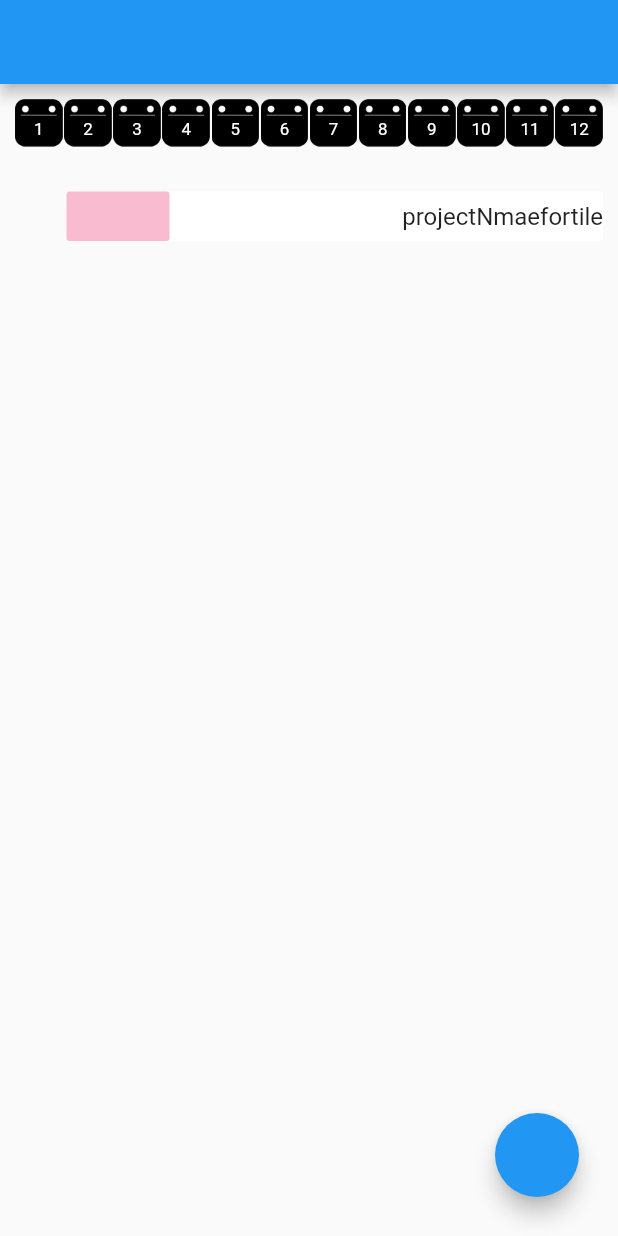
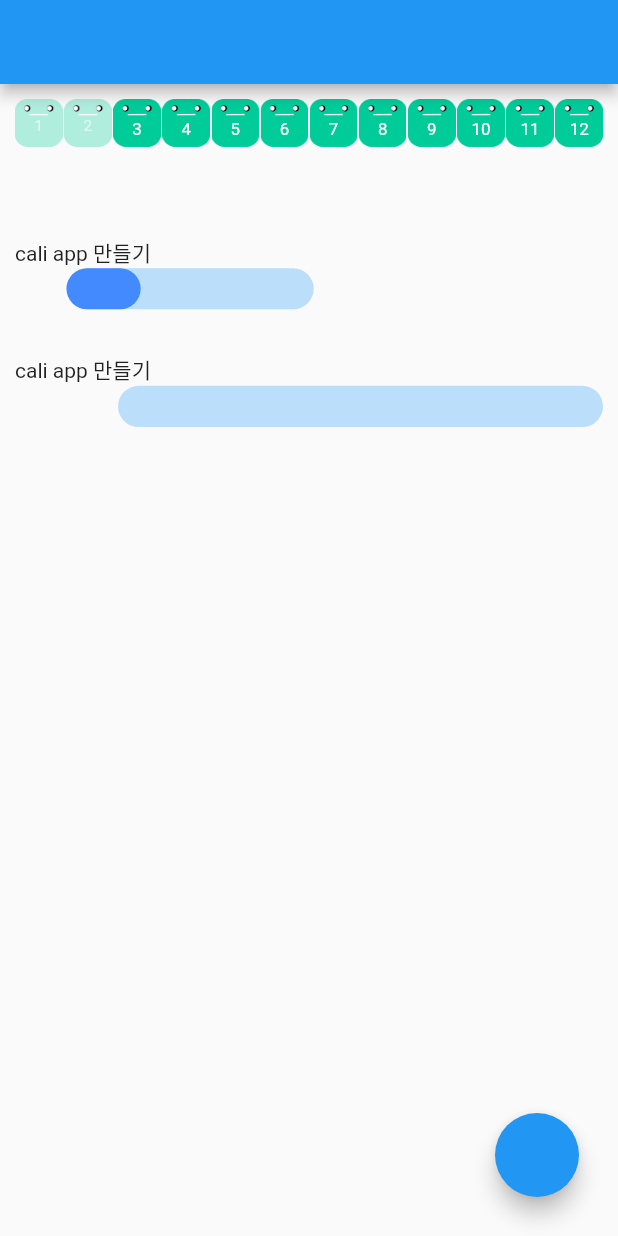
Before and after one commit to paulinehyper/yearmap, a Flutter app: the screen it shows after launch, on a phone screen of 412 x 824 dp. Run offline on Flutter 3.47's test engine with Material 2 defaults, Android fonts, the phone set to English and light mode, and no system bars; our stand-ins replace cloud_firestore, firebase_auth, firebase_core, google_sign_in, sign_in_with_apple; missing offline and left inert: flutter_facebook_login; accounts and stored records are empty.

Commit message:
_calendar images and project bar chart

```diff
--- /dev/null
+++ b/lib/model/project_info.dart
@@ -0,0 +1,23 @@
+class ProjectInfo {
+  final int startyear;
+  final int startmonth;
+  final int startday;
+
+  final int endyear;
+  final int endmonth;
+  final int endday;
+
+  final int duration;
+
+  final String projectname;
+
+  ProjectInfo.fromMap(Map<String, dynamic> map)
+      : startyear = map['startyear'],
+        startmonth = map['startmonth'],
+        startday = map['startday'],
+        endyear = map['endyear'],
+        endmonth = map['endmonth'],
+        endday = map['endday'],
+        projectname = map['projectname'],
+        duration = map['endmonth'] - map['startmonth'];
+}
--- a/lib/screen/test.dart
+++ b/lib/screen/test.dart
@@ -1,10 +1,12 @@
 import 'dart:math';
 
 import 'package:flutter/material.dart';
-import 'package:yearmap/widget/calendar_headar.dart';
-import 'package:yearmap/widget/main_bartile.dart';
+import 'package:yearmap/model/project_info.dart';
+import 'file:///Users/paulinekoh/workspace/yearmap/test/calendar_headar.dart';
+import 'file:///Users/paulinekoh/workspace/yearmap/test/main_bartile.dart';
 import 'package:yearmap/widget/main_deco.dart';
-import 'package:yearmap/widget/yearbartile.dart';
+import 'package:yearmap/widget/project_bar.dart';
+import 'file:///Users/paulinekoh/workspace/yearmap/test/yearbartile.dart';
 
 class Test extends StatefulWidget {
   @override
@@ -14,9 +16,51 @@ class Test extends StatefulWidget {
 class _TestState extends State<Test> {
   Color _color = Colors.black;
   bool _visible = true;
-  double projectduration = 2.0;
-  double _startdate;
-  double _enddate;
+  double projectduration = 2.0; //input 변수..나중에 설정하자 db만들고!
+  String projectname;
+  int _startday;
+  int _startyear;
+  int _startmonth;
+  int _endyear;
+  int _endmonth;
+  int _endday;
+  int _duration;
+
+  DateTime _dateTime;
+  int _yearNow;
+  int _monthNow;
+  int _dayNow;
+
+  List<ProjectInfo> _projectInfo = [
+    ProjectInfo.fromMap({
+      'projectname': 'cali app 만들기',
+      'startyear': 2021,
+      'startmonth': 2,
+      'startday': 28,
+      'endyear': 2021,
+      'endmonth': 6,
+      'endday': 30,
+    }),
+    ProjectInfo.fromMap({
+      'projectname': 'cali app 만들기',
+      'startyear': 2021,
+      'startmonth': 3,
+      'startday': 28,
+      'endyear': 2021,
+      'endmonth': 12,
+      'endday': 30,
+    })
+  ];
+
+  @override
+  void initState() {
+    // TODO: implement initState
+    super.initState();
+    // _dateTime = DateTime.now();
+    // _monthNow = _dateTime.month;
+    // _dayNow = _dateTime.day;
+    // _yearNow = _dateTime.year;
+  }
 
   @override
   Widget build(BuildContext context) {
@@ -30,58 +74,24 @@ class _TestState extends State<Test> {
           });
         }),
         body: Column(
-          mainAxisAlignment: MainAxisAlignment.start,
-          crossAxisAlignment: CrossAxisAlignment.start,
+          //mainAxisAlignment: MainAxisAlignment.start,
+          crossAxisAlignment: CrossAxisAlignment.start, //이걸 없애면 컬럼이 중앙정렬. 조심.
           children: [
-            MainDeco(),
+            MainDeco(), //calendars row
             SizedBox(
               height: 30,
             ),
-            _projectTile(context, projectduration, 'projectNmaefortile'),
+
+            ProjectBar(
+              projectInfo: _projectInfo,
+            ),
           ],
         )
-        //MainDeco(), YearBarTile()
 
-        /*
-      Stack(
-        children: [
-          Positioned(
-            child: MainDeco(),
-            top: 10,
-            left: 10,
-          ),
-          Positioned(
-            child: YearBarTile(),
-            top: 100,
-            left: 10 + MediaQuery.of(context).size.width / 13 * 10,
-          )
-        ],
-      ),
-*/
-        // YearBarTile()
-
-        /*
-        Column(
-          //mainAxisSize: MainAxisSize.max,
-          crossAxisAlignment: CrossAxisAlignment.start,
-          mainAxisAlignment: MainAxisAlignment.start,
-          children: [
-            SizedBox(
-              height: 100,
-            ),
-            MainDeco(),
-            SizedBox(
-              height: 30,
-            ),
-            // ignore: missing_required_param
-            YearBarTile()
-          ],
-        )*/
-        // calendarHeader(),
         //stack position의 경우, 위젯을 덮어씌우면 위치를 잃어버리기 떄문에 에러!!
         );
   }
-
+/*
   Stack _projectTile(
       BuildContext context, double duration, String projectName) {
     return Stack(
@@ -96,6 +106,7 @@ class _TestState extends State<Test> {
     );
   }
 
+
   Stack _mainTile(BuildContext context, double duration) {
     double _duration = duration;
     return Stack(
@@ -107,7 +118,8 @@ class _TestState extends State<Test> {
           height: MediaQuery.of(context).size.height / 25,
           //color: Colors.amber,
           decoration: BoxDecoration(
-              color: Colors.white, borderRadius: BorderRadius.circular(2.0)),
+              color: Colors.grey[200],
+              borderRadius: BorderRadius.circular(2.0)),
           duration: Duration(milliseconds: 1000),
           curve: Curves.fastOutSlowIn,
         ),
@@ -118,12 +130,12 @@ class _TestState extends State<Test> {
           height: MediaQuery.of(context).size.height / 25,
           //color: Colors.amber,
           decoration: BoxDecoration(
-              color: Colors.pink[100],
+              color: Colors.green[100],
               borderRadius: BorderRadius.circular(2.0)),
           duration: Duration(milliseconds: 1000),
           curve: Curves.fastOutSlowIn,
         ),
       ],
     );
-  }
+  }*/
 }
--- a/lib/widget/main_deco.dart
+++ b/lib/widget/main_deco.dart
@@ -1,12 +1,18 @@
 import 'package:flutter/material.dart';
-import 'package:yearmap/widget/yearbartile.dart';
+import 'file:///Users/paulinekoh/workspace/yearmap/test/yearbartile.dart';
 
 //2021.02.23
 class MainDeco extends StatelessWidget {
   @override
   Widget build(BuildContext context) {
     double _calendariconWidth = MediaQuery.of(context).size.width / 13;
+    double _fromNowCalendarWidth = _calendariconWidth;
+    double _pastCalendarWidth = _fromNowCalendarWidth * 1.0;
+
     double _fontSize = _calendariconWidth / 2.8;
+
+    DateTime _nowDateTime = DateTime.now();
+    int _monthNow = _nowDateTime.month;
 
     return Stack(
       children: [
@@ -18,14 +24,22 @@ class MainDeco extends StatelessWidget {
                 Stack(
                   alignment: Alignment.topCenter,
                   children: [
-                    Image.asset(
-                      'assets/images/cals.png',
-                      width: _calendariconWidth,
-                    ),
+                    _monthNow <= (i + 1)
+                        ? Image.asset(
+                            'assets/images/cali.png',
+                            fit: BoxFit.contain,
+                            width: _fromNowCalendarWidth,
+                          )
+                        : Image.asset(
+                            'assets/images/unselectedcali.png',
+                            width: _pastCalendarWidth,
+                          ),
                     Text(
                       '\n${i + 1}',
-                      style:
-                          TextStyle(color: Colors.white, fontSize: _fontSize),
+                      style: _monthNow > (i + 1)
+                          ? TextStyle(
+                              color: Colors.white54, fontSize: _fontSize * 0.9)
+                          : TextStyle(color: Colors.white, fontSize: _fontSize),
                     ),
                   ],
                 )
@@ -38,29 +52,6 @@ class MainDeco extends StatelessWidget {
           left: 100 + MediaQuery.of(context).size.width / 13 * 10,
         )
       ],
-    )
-
-        /*
-        Positioned(
-          child: AnimatedContainer(
-            width: (MediaQuery.of(context).size.width) / 12 * 4,
-            height: MediaQuery.of(context).size.height / 25,
-            //color: Colors.amber,
-            decoration: BoxDecoration(
-                color: Colors.blue, borderRadius: BorderRadius.circular(10.0)),
-            duration: Duration(milliseconds: 500),
-          ),
-          top: 60,
-          left: 100,
-          //start: 100,
-
-          // height: MediaQuery.of(context).size.height / 25,
-          // height: ,
-          // width: (MediaQuery.of(context).size.width) / 12 * _duration,
-          //child: BoxDecoration(borderRadius: BorderRadius.circular(10.0),color: Colors.amber),
-          //color: Colors.pink,
-        )*/
-
-        ;
+    );
   }
 }
--- /dev/null
+++ b/lib/widget/project_bar.dart
@@ -0,0 +1,93 @@
+import 'package:flutter/material.dart';
+import 'package:yearmap/model/project_info.dart';
+
+class ProjectBar extends StatefulWidget {
+  final List<ProjectInfo> projectInfo;
+  ProjectBar({this.projectInfo});
+  @override
+  _ProjectBarState createState() => _ProjectBarState();
+}
+
+class _ProjectBarState extends State<ProjectBar> {
+  List<ProjectInfo> projectInfo;
+
+  List<String> projectname;
+  List<int> startmonth;
+  List<int> endmonth;
+  List<int> duration;
+
+  int monthnow = DateTime.now().month;
+
+  @override
+  void initState() {
+    // TODO: implement initState
+    super.initState();
+    projectInfo = widget.projectInfo;
+    projectname = projectInfo.map((e) => e.projectname).toList();
+    startmonth = projectInfo.map((e) => e.startmonth).toList();
+    endmonth = projectInfo.map((e) => e.endmonth).toList();
+    duration = projectInfo.map((e) => e.duration).toList();
+  }
+
+  @override
+  Widget build(BuildContext context) {
+    return Column(
+      crossAxisAlignment: CrossAxisAlignment.start,
+      //mainAxisAlignment: MainAxisAlignment.start,
+      children: barchart(projectInfo: projectInfo, context: context),
+    );
+  }
+
+  List<Widget> barchart({List<ProjectInfo> projectInfo, BuildContext context}) {
+    List<Widget> results = [];
+
+    for (var i = 0; i < projectInfo.length; i++) {
+      results
+          .add(Column(crossAxisAlignment: CrossAxisAlignment.start, children: [
+        SizedBox(
+          height: 30,
+        ),
+        Text(projectname[i]),
+        Stack(
+          children: [
+            AnimatedContainer(
+              margin: EdgeInsets.only(
+                  left: (MediaQuery.of(context).size.width) /
+                      12 *
+                      (startmonth[i] - 1)), //시작점. padding 이용.
+              width: (MediaQuery.of(context).size.width) /
+                  12.5 *
+                  (duration[i] + 1),
+              height: MediaQuery.of(context).size.height / 30,
+              //color: Colors.amber,
+              decoration: BoxDecoration(
+                  color: Colors.blue[100],
+                  borderRadius: BorderRadius.circular(20.0)),
+              duration: Duration(milliseconds: 1000),
+              curve: Curves.fastOutSlowIn,
+            ),
+            AnimatedContainer(
+              margin: EdgeInsets.only(
+                  left: (MediaQuery.of(context).size.width) /
+                      12 *
+                      (startmonth[0] - 1)),
+              width: monthnow > startmonth[i]
+                  ? (MediaQuery.of(context).size.width) /
+                      12.5 *
+                      (monthnow - startmonth[i] + 0.5)
+                  : (MediaQuery.of(context).size.width) / 12.5 * (0),
+              height: MediaQuery.of(context).size.height / 30,
+              //color: Colors.amber,
+              decoration: BoxDecoration(
+                  color: Colors.blueAccent,
+                  borderRadius: BorderRadius.circular(20.0)),
+              duration: Duration(milliseconds: 1000),
+              curve: Curves.fastOutSlowIn,
+            ),
+          ],
+        ),
+      ]));
+    }
+    return results;
+  }
+}
```
Also changed, not shown: assets/images/cali.png (added), assets/images/cali300.png (added), assets/images/calsblack.png (renamed from assets/images/cals.png), assets/images/unselectedcali.png (added), assets/images/unselectedcali__.png (added), 6 other files.
